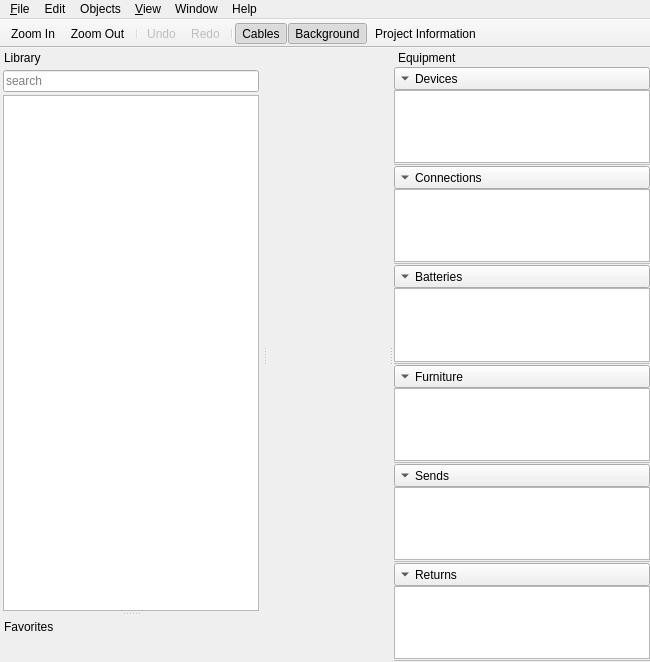
Before: the Qt Designer form mainwindow.ui in uliss/patch_scene, drawn with Qt 5.
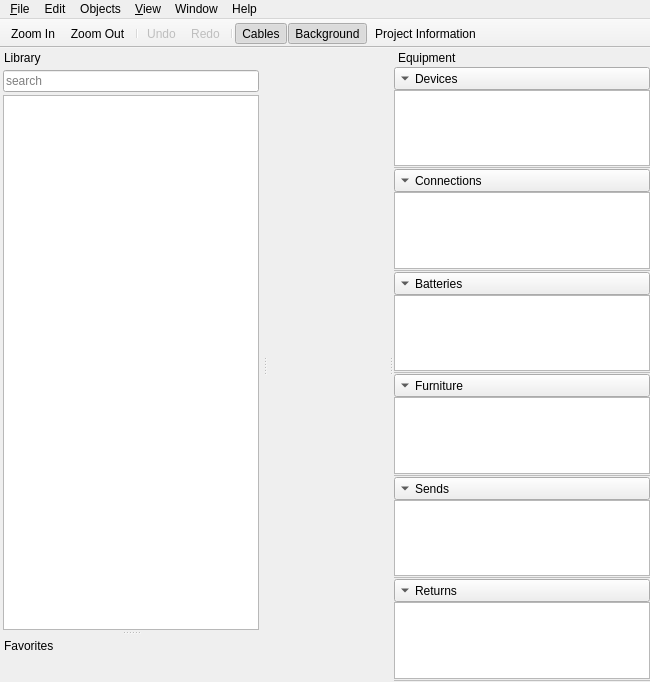
After: the same form once the commit is applied. Icons and pictures are not drawn.

What changed in the file:
```diff
--- a/mainwindow.ui
+++ b/mainwindow.ui
@@ -7,7 +7,7 @@
     <x>0</x>
     <y>0</y>
     <width>650</width>
-    <height>662</height>
+    <height>682</height>
    </rect>
   </property>
   <property name="windowTitle">
```
Left out of the diff: 73 changed lines with no effect on the pictures.
